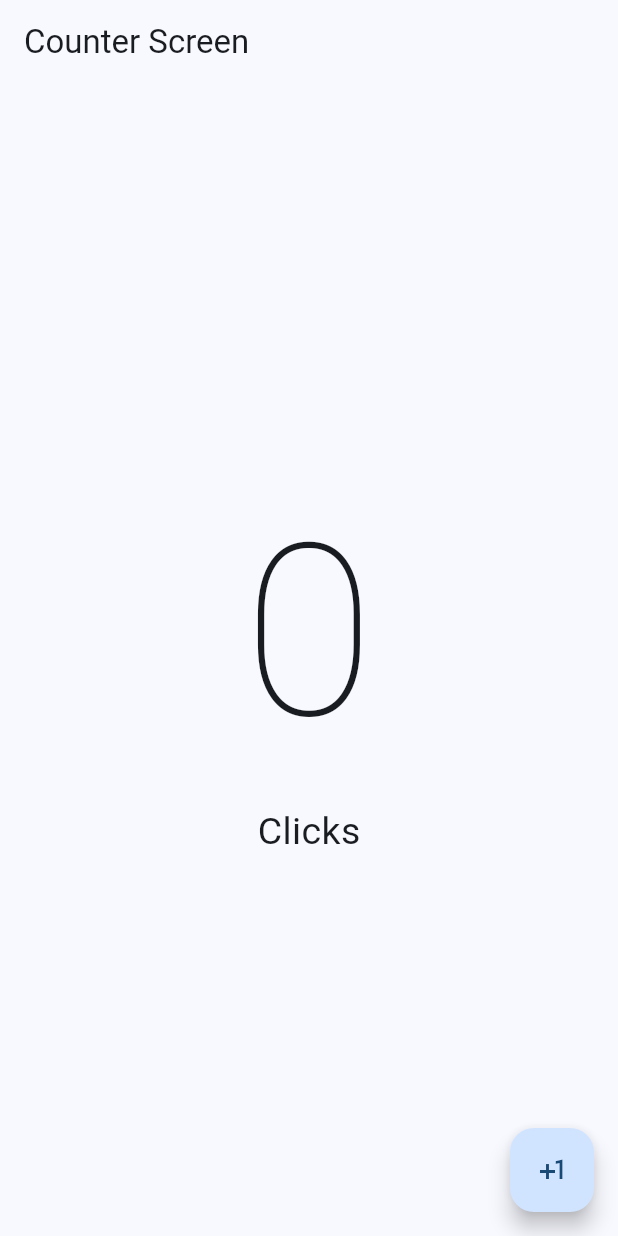
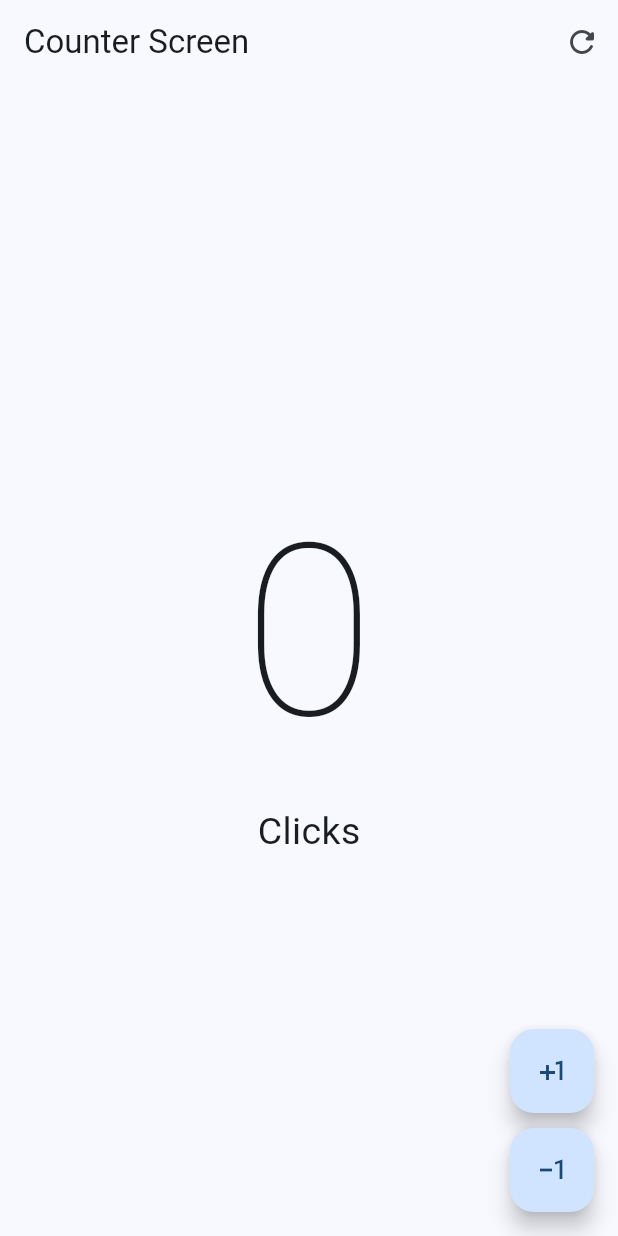
Before and after one commit to CristiaaanLB/hola_mundo_app, a Flutter app: the screen it shows after launch, on a phone screen of 412 x 824 dp. Run offline on Flutter 3.47's test engine with Material 2 defaults, Android fonts, the phone set to English and light mode, and no system bars.

Commit message:
17 de octubre de 2023

```diff
--- a/lib/presentation/screens/counter/counter_screen.dart
+++ b/lib/presentation/screens/counter/counter_screen.dart
@@ -15,7 +15,16 @@ class _CounterScreenState extends State<CounterScreen> {
   Widget build(BuildContext context) {
     return Scaffold(
       appBar: AppBar(
-        title: const Text('Counter Screen')
+        title: const Text('Counter Screen'),
+        actions: [
+          IconButton(icon: const Icon(Icons.refresh_rounded),
+            onPressed: (){
+              setState(() {
+                clickCounter = 0;
+              });
+            }
+          )
+        ]
       ),
       body: Center(
         child: Column(
@@ -26,13 +35,30 @@ class _CounterScreenState extends State<CounterScreen> {
           ]
         ),
       ),
-      floatingActionButton: FloatingActionButton(
-        onPressed: (){
-          clickCounter++;
-          setState(() {});
-        },
-        child: Icon(Icons.plus_one),
-        ),
+      floatingActionButton: Column(
+        mainAxisAlignment: MainAxisAlignment.end, //Boton en la esquina
+        children: [
+          FloatingActionButton(
+            onPressed: (){
+              clickCounter++;
+                setState(() {});
+          },
+          child: const Icon(Icons.plus_one),
+          ),
+
+          const SizedBox(height: 10,),
+
+          FloatingActionButton(
+            onPressed: (){
+              clickCounter--;
+              setState(() {
+
+              });
+            },
+            child: const Icon(Icons.exposure_minus_1_outlined),
+            )
+        ],
+      ),
     );
   }
 }
```
